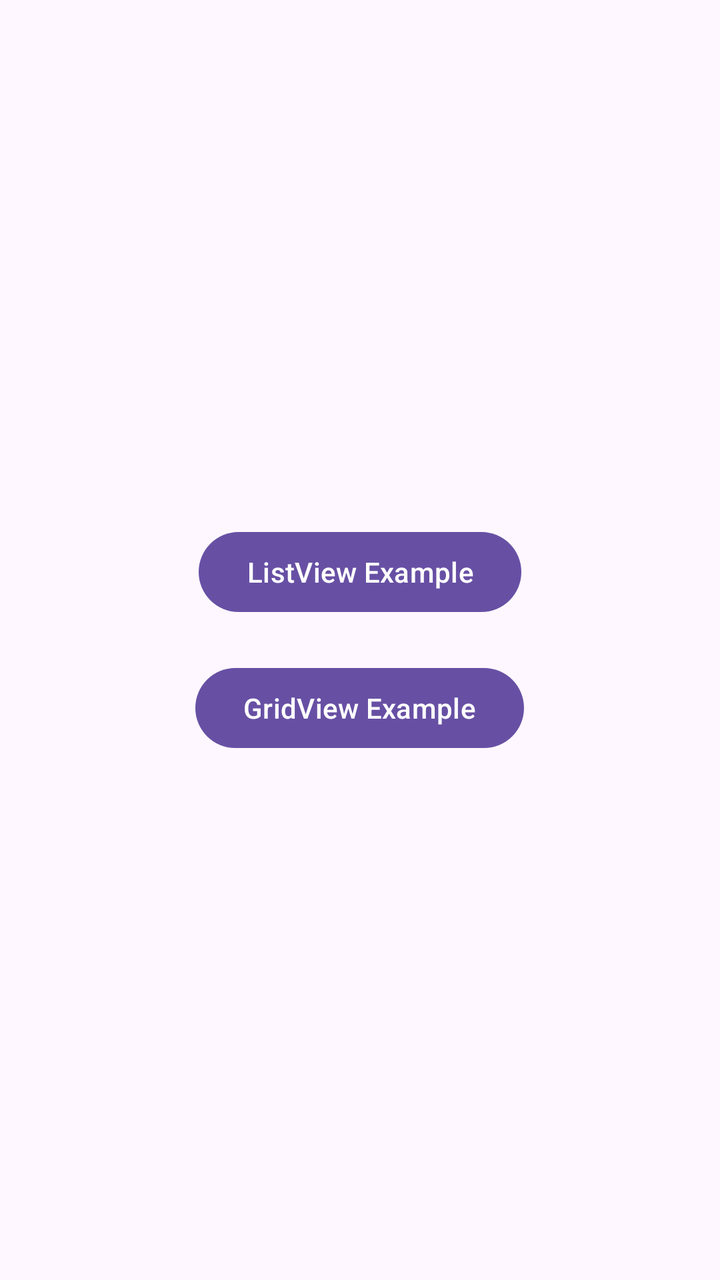
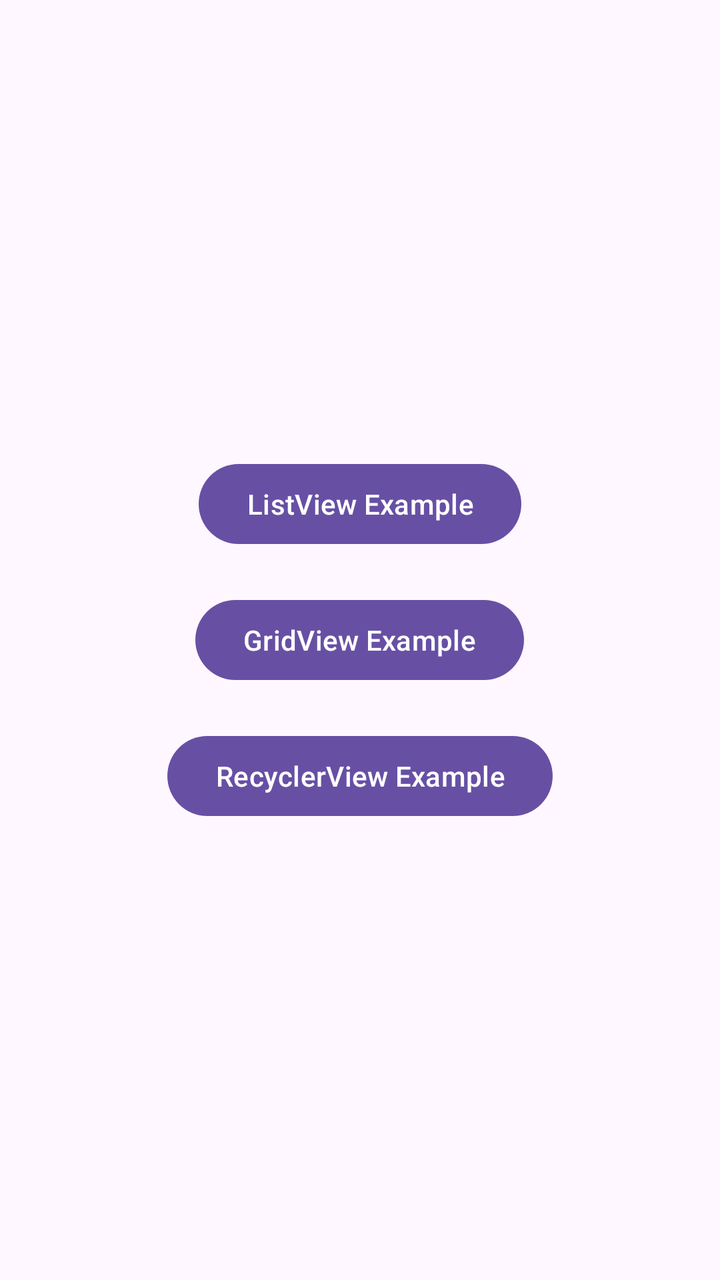

Screens rendered from an Android XML layout before and after an edit, with the pre-edit source and the edit as a unified diff.
<!-- AndroidManifest.xml: application theme Theme.Mb_1411 -->
<!-- res/layout/activity_main.xml -->
<?xml version="1.0" encoding="utf-8"?>
<LinearLayout xmlns:android="http://schemas.android.com/apk/res/android"
    xmlns:app="http://schemas.android.com/apk/res-auto"
    xmlns:tools="http://schemas.android.com/tools"
    android:id="@+id/main"
    android:layout_width="match_parent"
    android:layout_height="match_parent"
    android:gravity="center"
    android:orientation="vertical"
    tools:context=".MainActivity">

    <Button
        android:id="@+id/btnListView"
        android:layout_width="wrap_content"
        android:layout_height="wrap_content"
        android:layout_marginBottom="20dp"
        android:text="ListView Example" />

    <Button
        android:id="@+id/btnGridView"
        android:layout_width="wrap_content"
        android:layout_height="wrap_content"
        android:text="GridView Example" />

</LinearLayout>
<!-- resources referenced by this layout -->
<resources>
  <style name="Theme.Mb_1411" parent="Base.Theme.Mb_1411" />
  <style name="Base.Theme.Mb_1411" parent="Theme.Material3.DayNight.NoActionBar">
          
          
      </style>
</resources>

<!-- the commit's change to res/layout/activity_main.xml (unified diff, before → after) -->
@@ -20,6 +20,13 @@
         android:id="@+id/btnGridView"
         android:layout_width="wrap_content"
         android:layout_height="wrap_content"
+        android:layout_marginBottom="20dp"
         android:text="GridView Example" />
 
+    <Button
+        android:id="@+id/btnRecyclerView"
+        android:layout_width="wrap_content"
+        android:layout_height="wrap_content"
+        android:text="RecyclerView Example" />
+
 </LinearLayout>
